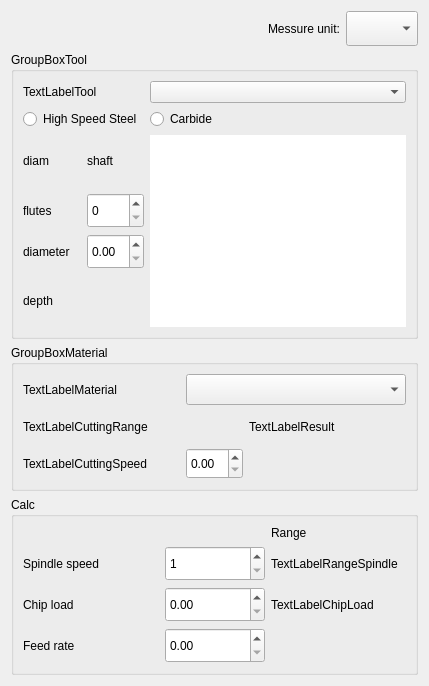
This is sources/forms/sMaterial.ui in eduard-x/cnc-qt as Qt 5 draws it before an edit. The edited form follows.
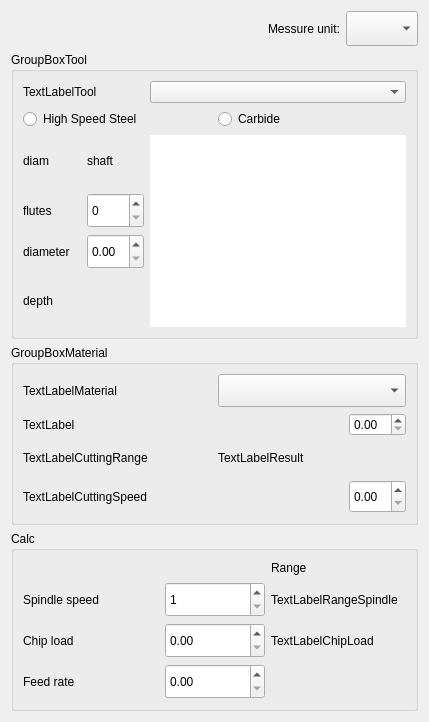
This is the edited form.

Patch:
```diff
--- a/sources/forms/sMaterial.ui
+++ b/sources/forms/sMaterial.ui
@@ -7,9 +7,15 @@
     <x>0</x>
     <y>0</y>
     <width>429</width>
-    <height>663</height>
+    <height>722</height>
    </rect>
   </property>
+  <property name="sizePolicy">
+   <sizepolicy hsizetype="Minimum" vsizetype="Minimum">
+    <horstretch>0</horstretch>
+    <verstretch>0</verstretch>
+   </sizepolicy>
+  </property>
   <property name="windowTitle">
    <string>Form</string>
   </property>
@@ -160,6 +166,24 @@
         </property>
        </widget>
       </item>
+      <item row="1" column="0" colspan="2">
+       <layout class="QHBoxLayout" name="horizontalLayout_4">
+        <item>
+         <widget class="QRadioButton" name="radioButton">
+          <property name="text">
+           <string>High Speed Steel</string>
+          </property>
+         </widget>
+        </item>
+        <item>
+         <widget class="QRadioButton" name="radioButton_2">
+          <property name="text">
+           <string>Carbide</string>
+          </property>
+         </widget>
+        </item>
+       </layout>
+      </item>
       <item row="2" column="1" rowspan="4">
        <widget class="QGraphicsView" name="graphicsView">
         <property name="sizePolicy">
@@ -262,20 +286,6 @@
         </item>
        </layout>
       </item>
-      <item row="1" column="0">
-       <widget class="QRadioButton" name="radioButton">
-        <property name="text">
-         <string>High Speed Steel</string>
-        </property>
-       </widget>
-      </item>
-      <item row="1" column="1">
-       <widget class="QRadioButton" name="radioButton_2">
-        <property name="text">
-         <string>Carbide</string>
-        </property>
-       </widget>
-      </item>
      </layout>
     </widget>
    </item>
@@ -294,29 +304,9 @@
       <string>GroupBoxMaterial</string>
      </property>
      <layout class="QGridLayout" name="gridLayout_2">
-      <item row="1" column="0">
-       <widget class="QLabel" name="labelCuttingRange">
-        <property name="sizePolicy">
-         <sizepolicy hsizetype="Minimum" vsizetype="Minimum">
-          <horstretch>0</horstretch>
-          <verstretch>0</verstretch>
-         </sizepolicy>
-        </property>
-        <property name="minimumSize">
-         <size>
-          <width>0</width>
-          <height>31</height>
-         </size>
-        </property>
-        <property name="accessibleDescription">
-         <string notr="true"/>
-        </property>
-        <property name="text">
-         <string>TextLabelCuttingRange</string>
-        </property>
-       </widget>
-      </item>
       <item row="0" column="0">
+       <layout class="QHBoxLayout" name="horizontalLayout_6">
+        <item>
        <widget class="QLabel" name="labelMaterial">
         <property name="sizePolicy">
          <sizepolicy hsizetype="Minimum" vsizetype="Preferred">
@@ -338,23 +328,92 @@
         </property>
        </widget>
       </item>
-      <item row="2" column="1">
-       <widget class="QDoubleSpinBox" name="doubleSpinCutting">
+        <item>
+         <widget class="QComboBox" name="comboMaterial">
         <property name="sizePolicy">
          <sizepolicy hsizetype="Minimum" vsizetype="Minimum">
           <horstretch>0</horstretch>
           <verstretch>0</verstretch>
          </sizepolicy>
         </property>
-        <property name="minimumSize">
-         <size>
-          <width>0</width>
-          <height>31</height>
-         </size>
-        </property>
-       </widget>
+          <property name="accessibleDescription">
+           <string notr="true"/>
+          </property>
+         </widget>
+        </item>
+       </layout>
+      </item>
+      <item row="1" column="0">
+       <layout class="QHBoxLayout" name="horizontalLayout_9">
+        <item>
+         <widget class="QLabel" name="labelDepthMaterial">
+          <property name="sizePolicy">
+           <sizepolicy hsizetype="MinimumExpanding" vsizetype="Preferred">
+            <horstretch>0</horstretch>
+            <verstretch>0</verstretch>
+           </sizepolicy>
+          </property>
+          <property name="text">
+           <string>TextLabel</string>
+          </property>
+         </widget>
+        </item>
+        <item>
+         <widget class="QDoubleSpinBox" name="doubleSpinBox"/>
+        </item>
+       </layout>
       </item>
       <item row="2" column="0">
+       <layout class="QHBoxLayout" name="horizontalLayout_8">
+        <item>
+         <widget class="QLabel" name="labelCuttingRange">
+          <property name="sizePolicy">
+           <sizepolicy hsizetype="Minimum" vsizetype="Minimum">
+            <horstretch>0</horstretch>
+            <verstretch>0</verstretch>
+           </sizepolicy>
+          </property>
+          <property name="minimumSize">
+           <size>
+            <width>0</width>
+            <height>31</height>
+           </size>
+          </property>
+          <property name="accessibleDescription">
+           <string notr="true"/>
+          </property>
+          <property name="text">
+           <string>TextLabelCuttingRange</string>
+          </property>
+         </widget>
+        </item>
+        <item>
+         <widget class="QLabel" name="label_2">
+          <property name="sizePolicy">
+           <sizepolicy hsizetype="Minimum" vsizetype="Minimum">
+            <horstretch>0</horstretch>
+            <verstretch>0</verstretch>
+           </sizepolicy>
+          </property>
+          <property name="minimumSize">
+           <size>
+            <width>0</width>
+            <height>31</height>
+           </size>
+          </property>
+          <property name="accessibleDescription">
+           <string notr="true"/>
+          </property>
+          <property name="text">
+           <string>TextLabelResult</string>
+          </property>
+         </widget>
+        </item>
+       </layout>
+      </item>
+      <item row="3" column="0">
+       <layout class="QHBoxLayout" name="horizontalLayout_7">
+        <item>
        <widget class="QLabel" name="labelCuttingSpeed">
         <property name="sizePolicy">
          <sizepolicy hsizetype="MinimumExpanding" vsizetype="Minimum">
@@ -376,21 +435,8 @@
         </property>
        </widget>
       </item>
-      <item row="2" column="2">
-       <spacer name="horizontalSpacer_2">
-        <property name="orientation">
-         <enum>Qt::Horizontal</enum>
-        </property>
-        <property name="sizeHint" stdset="0">
-         <size>
-          <width>40</width>
-          <height>20</height>
-         </size>
-        </property>
-       </spacer>
-      </item>
-      <item row="1" column="2">
-       <widget class="QLabel" name="label_2">
+        <item>
+         <widget class="QDoubleSpinBox" name="doubleSpinCutting">
         <property name="sizePolicy">
          <sizepolicy hsizetype="Minimum" vsizetype="Minimum">
           <horstretch>0</horstretch>
@@ -403,26 +449,9 @@
           <height>31</height>
          </size>
         </property>
-        <property name="accessibleDescription">
-         <string notr="true"/>
-        </property>
-        <property name="text">
-         <string>TextLabelResult</string>
-        </property>
-       </widget>
-      </item>
-      <item row="0" column="1" colspan="2">
-       <widget class="QComboBox" name="comboMaterial">
-        <property name="sizePolicy">
-         <sizepolicy hsizetype="Minimum" vsizetype="Minimum">
-          <horstretch>0</horstretch>
-          <verstretch>0</verstretch>
-         </sizepolicy>
-        </property>
-        <property name="accessibleDescription">
-         <string notr="true"/>
-        </property>
-       </widget>
+         </widget>
+        </item>
+       </layout>
       </item>
      </layout>
     </widget>
@@ -607,19 +636,6 @@
      </layout>
     </widget>
    </item>
-   <item row="4" column="0">
-    <spacer name="verticalSpacer_3">
-     <property name="orientation">
-      <enum>Qt::Vertical</enum>
-     </property>
-     <property name="sizeHint" stdset="0">
-      <size>
-       <width>20</width>
-       <height>77</height>
-      </size>
-     </property>
-    </spacer>
-   </item>
   </layout>
  </widget>
  <resources/>
```
Left out of the diff: 152 changed lines with no effect on the pictures. Lines whose indentation alone changed are shown as unchanged.
